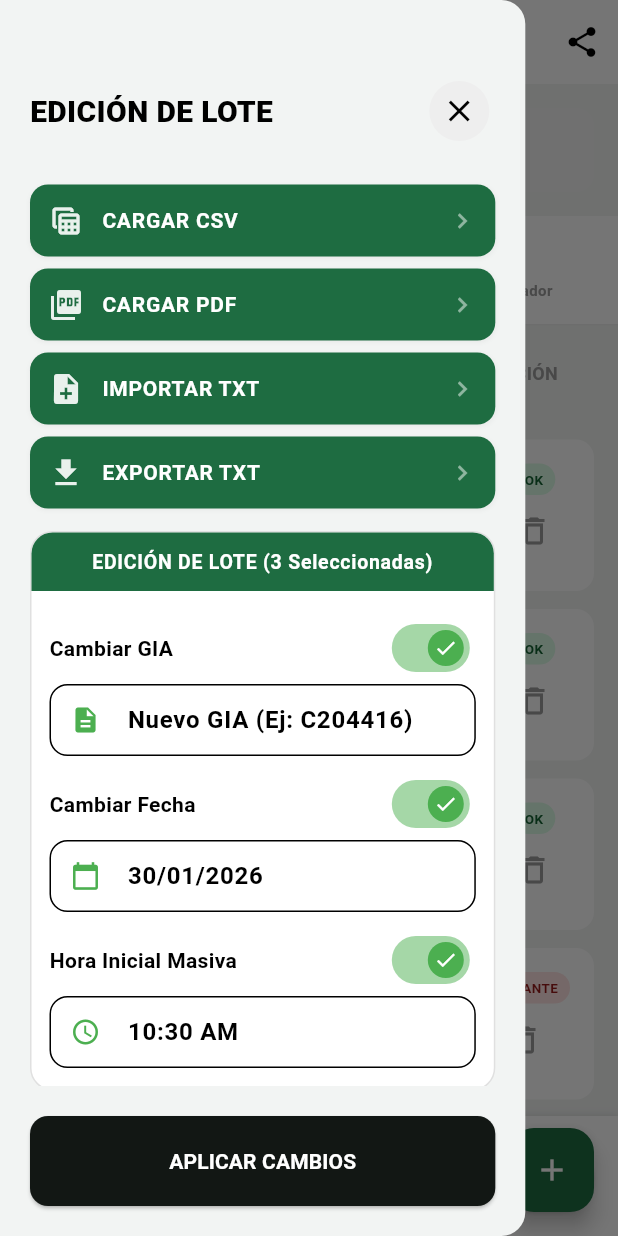
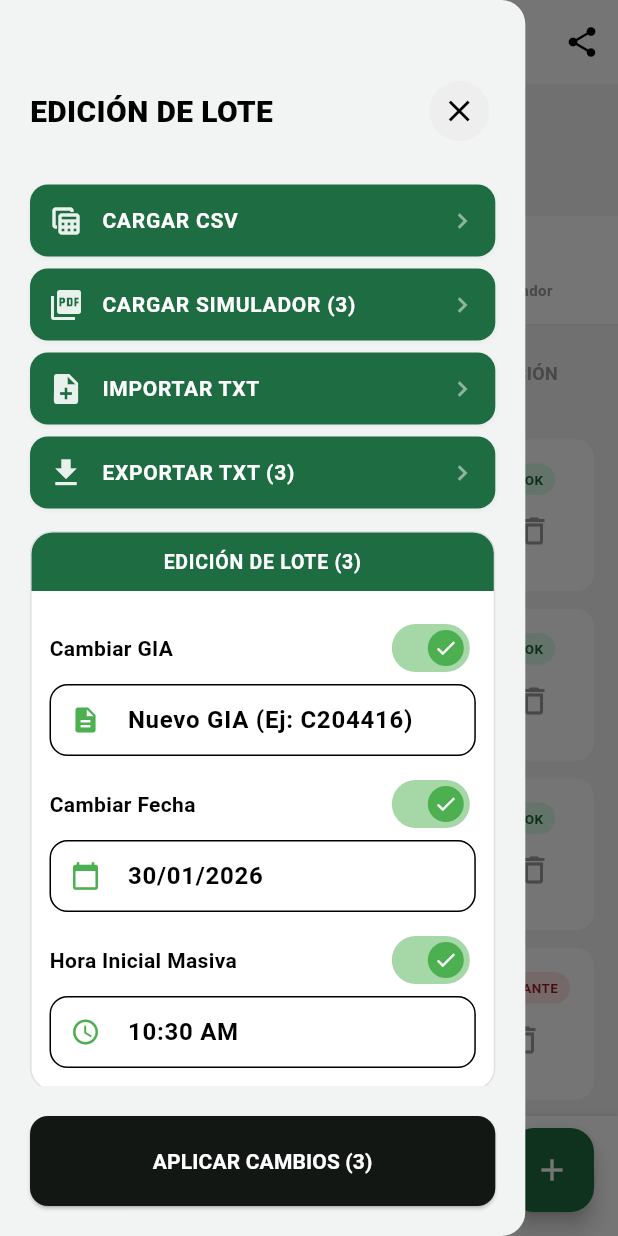
Before and after one commit to AryGimenez/FormatearCaravana, a Flutter app: the screen it shows after launch, with the side drawer open, on a phone screen of 412 x 824 dp. Run offline on Flutter 3.47's test engine with Material 3 defaults, Android fonts, the light colour scheme and no system bars; our stand-ins replace csv, file_picker, share_plus; missing offline and left inert: syncfusion_flutter_pdf.

Commit message:
Estube configurando el codio para que me generara el demo en mi celular. Empeiso a restructurar los botones alta y baja de el menu principal

```diff
--- a/fonten_flutter/lib/screens/config_drawer/config_drawer_handler.dart
+++ b/fonten_flutter/lib/screens/config_drawer/config_drawer_handler.dart
@@ -145,13 +145,14 @@ class ConfigDrawerHandler extends ChangeNotifier {
     }
   }
 
-  // <!> Esto Tengo que sacarlo de aca va en config_drawer_handler
+
   Future<void> exportarArchivoTxt() async {
     try {
       final seleccionadas =
           _apiService.getListCaravanas.where((c) => c.seleccionada).toList();
 
       if (seleccionadas.isEmpty) {
+        //<!> Esto deberia lanzar una exepcion
         _errorMessage = "No hay caravanas seleccionadas para exportar.";
         notifyListeners();
         return;
--- a/fonten_flutter/lib/screens/config_drawer/config_drawer_screen.dart
+++ b/fonten_flutter/lib/screens/config_drawer/config_drawer_screen.dart
@@ -77,16 +77,23 @@ class ConfigDrawer extends StatelessWidget {
                     ),
                     const SizedBox(height: 8),
 
-                    // Boton de Carga (PDF) ----
+                    // Boton de Carga  Simulador (PDF) ----
                     _buildActionButton(
                       context: context,
-                      label: "CARGAR PDF",
+                      label: "CARGAR SIMULADOR (${snigHandler.totalCaravanasSeleccionadas})",
                       icon: Icons.picture_as_pdf,
-                      action: () async {
+                      action: snigHandler.totalCaravanasSeleccionadas > 0 ? // Si hay caravanas seleccionadas
+                      () async { // Logica de cargar Simulador PDF
                         await drawerHandler.cargarArchivoPdf();
                         snigHandler.refrescarDesdeService();
-                      },
+                      }
+                      :
+                      null, // Si no hay Caravanas seleccionada
+                      color: snigHandler.totalCaravanasSeleccionadas > 0
+                          ? null
+                          : Colors.grey,
                     ),
+
 
                     // Boton de Carga (TXT) ----
                     const SizedBox(height: 8),
@@ -104,13 +111,16 @@ class ConfigDrawer extends StatelessWidget {
                     const SizedBox(height: 8),
                     _buildActionButton(
                       context: context,
-                      label: "EXPORTAR TXT",
+                      label: "EXPORTAR TXT (${snigHandler.totalCaravanasSeleccionadas})",
                       icon: Icons.download,
-                      action: drawerHandler.exportarArchivoTxt,
+                      action: snigHandler.totalCaravanasSeleccionadas > 0 ?
+                        drawerHandler.exportarArchivoTxt :
+                        null,
                       color: snigHandler.totalCaravanasSeleccionadas > 0
                           ? null
                           : Colors.grey,
                     ),
+
                   ],
                 ),
 
@@ -140,7 +150,7 @@ class ConfigDrawer extends StatelessWidget {
                           ),
                         ),
                         child: Text(
-                          "EDICIÓN DE LOTE (${snigHandler.totalCaravanasSeleccionadas} Seleccionadas)",
+                          "EDICIÓN DE LOTE (${snigHandler.totalCaravanasSeleccionadas})",
                           textAlign: TextAlign.center,
                           style: const TextStyle(
                             color: Colors.white,
@@ -402,17 +412,22 @@ class ConfigDrawer extends StatelessWidget {
 
   Widget _buildApplyButton(BuildContext context, ConfigDrawerHandler handler,
       SnigHandler snigHandler) {
+    int xTotalCaravanasSeleccionadas = snigHandler.totalCaravanasSeleccionadas;
     return Padding(
       padding: const EdgeInsets.all(20),
       child: ElevatedButton(
-        onPressed: () => _handleApplyButton(context, handler, snigHandler),
+        onPressed: xTotalCaravanasSeleccionadas > 0 ? // Si tiene caravanas seleccionadas
+          () => _handleApplyButton(context, handler, snigHandler) :
+          null,
         style: ElevatedButton.styleFrom(
-          backgroundColor: const Color(0xFF121714),
+          backgroundColor: xTotalCaravanasSeleccionadas > 0 ?  // Si tiene caravanas seleccionadas
+          const Color(0xFF121714) : // Si tiene caravanas seleccionadas
+          const Color.fromARGB(255, 74, 72, 72), // Si no tiene caravanas seleccionadas
           minimumSize: const Size(double.infinity, 60),
           shape:
               RoundedRectangleBorder(borderRadius: BorderRadius.circular(12)),
         ),
-        child: const Text("APLICAR CAMBIOS",
+        child: Text("APLICAR CAMBIOS (${xTotalCaravanasSeleccionadas})",
             style: TextStyle(color: Colors.white, fontWeight: FontWeight.bold)),
       ),
     );
--- a/fonten_flutter/lib/screens/snig/snig_screen.dart
+++ b/fonten_flutter/lib/screens/snig/snig_screen.dart
@@ -122,7 +122,7 @@ class _SnigScreenState extends State<SnigScreen> {
 
           // Botones eliminar Caravanas Seleccionadas (Solo aparecen si hay seleccionados)
           if (handler.totalCaravanasSeleccionadas > 0)
-            _buildActionButtons(handler),
+            _buildDeleteCaravanasButtons(handler),
         ],
       ),
 
@@ -169,7 +169,7 @@ class _SnigScreenState extends State<SnigScreen> {
     );
   }
 
-  Widget _buildActionButtons(SnigHandler handler) {
+  Widget _buildDeleteCaravanasButtons(SnigHandler handler) {
     return Container(
       padding: const EdgeInsets.all(16),
       decoration: const BoxDecoration(
```
Also changed, not shown: 4 other files.
